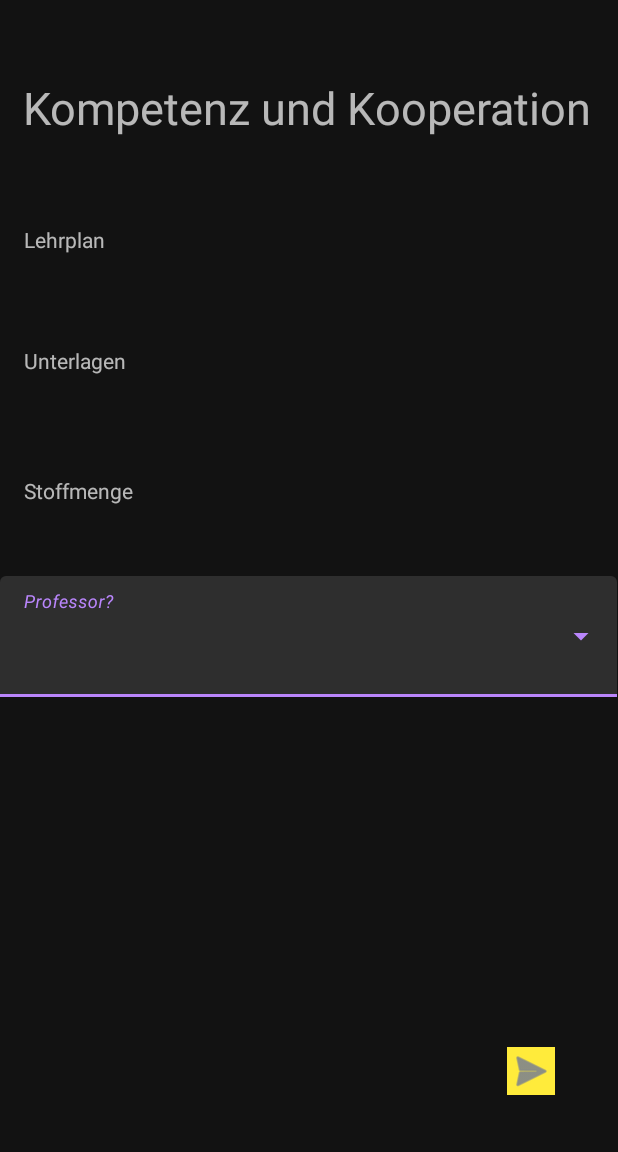
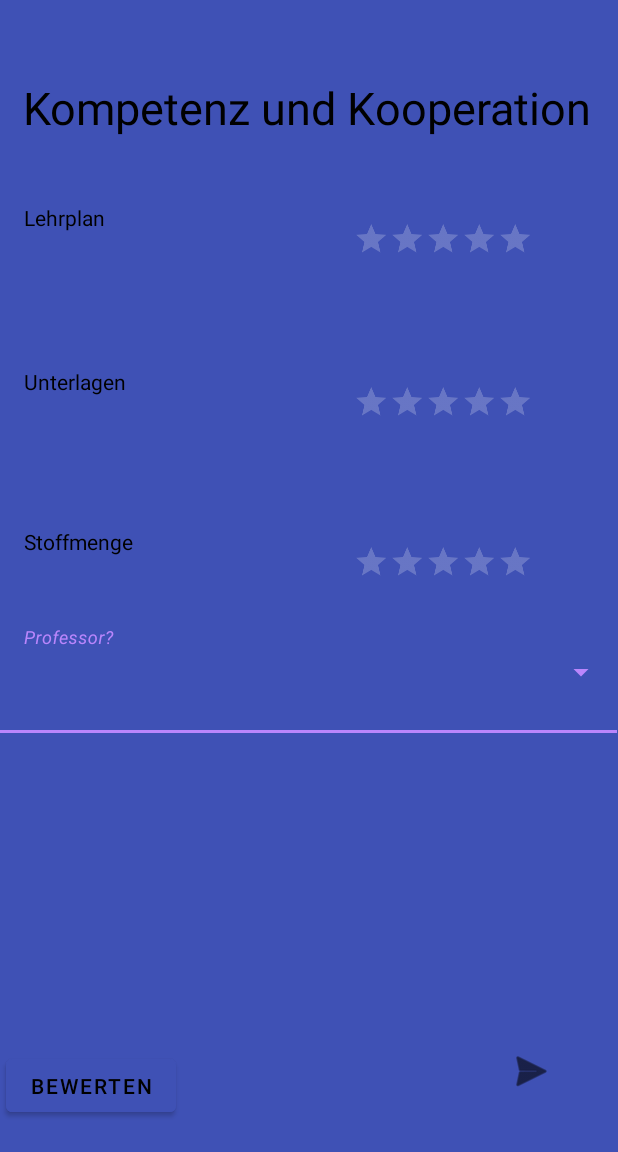
Before and after one commit to nightbit/UniRate, an Android app: the koko screen opened directly, with no data from a screen before it, on a phone screen of 412 x 824 dp, the part 84-1236 px from its top. Run offline under Robolectric (Android 15) with nearby library versions, the phone set to English and light mode, and no system bars.

Commit message:
DesignMotherFuckerMusa5

```diff
--- a/app/src/main/java/com/example/unirate30/BBEFÄCHER/SEMESTER1/koko.java
+++ b/app/src/main/java/com/example/unirate30/BBEFÄCHER/SEMESTER1/koko.java
@@ -2,9 +2,7 @@ package com.example.unirate30.BBEFÄCHER.SEMESTER1;
 
 import android.content.Intent;
 import android.view.View;
-import android.widget.ArrayAdapter;
-import android.widget.AutoCompleteTextView;
-import android.widget.ImageButton;
+import android.widget.*;
 import androidx.appcompat.app.AppCompatActivity;
 import android.os.Bundle;
 import com.example.unirate30.R;
@@ -13,6 +11,11 @@ import com.google.android.material.textfield.TextInputLayout;
 import java.util.ArrayList;
 
 public class koko extends AppCompatActivity {
+
+    Button kokobutton20;
+    RatingBar kokobar1;
+    RatingBar kokobar2;
+    RatingBar kokobar3;
 
     TextInputLayout til_Prof9;
     AutoCompleteTextView act_Prof9;
@@ -28,6 +31,13 @@ public class koko extends AppCompatActivity {
         super.onCreate(savedInstanceState);
         setContentView(R.layout.activity_koko);
 
+        kokobar1 = findViewById(R.id.kokoratingBar2);
+        kokobar1.setVisibility(View.INVISIBLE);
+        kokobar2 = findViewById(R.id.kokoratingBar4);
+        kokobar2.setVisibility(View.INVISIBLE);
+        kokobar3 = findViewById(R.id.kokoratingBar6);
+        kokobar3.setVisibility(View.INVISIBLE);
+
         til_Prof9 = (TextInputLayout) findViewById(R.id.til_Prof9);
         act_Prof9 = (AutoCompleteTextView) findViewById(R.id.act_Prof9);
 
@@ -41,6 +51,19 @@ public class koko extends AppCompatActivity {
         act_Prof9.setAdapter(ArrayAdapter_Prof9);
 
         act_Prof9.setThreshold(1);
+
+        kokobutton20 = findViewById(R.id.kokobutton6);
+        kokobutton20.setOnClickListener(new View.OnClickListener() {
+            @Override
+            public void onClick(View v) {
+                if (true){
+                    kokobar1.setVisibility(View.VISIBLE);
+                    kokobar2.setVisibility(View.VISIBLE);
+                    kokobar3.setVisibility(View.VISIBLE);
+
+                }
+            }
+        });
 
         nextButton12 = findViewById(R.id.nextButton12);
         nextButton12.setOnClickListener(new View.OnClickListener() {
--- a/app/src/main/res/layout/activity_koko.xml
+++ b/app/src/main/res/layout/activity_koko.xml
@@ -5,7 +5,7 @@
         xmlns:app="http://schemas.android.com/apk/res-auto"
         android:layout_width="match_parent"
         android:layout_height="match_parent"
-        tools:context=".BBEFÄCHER.SEMESTER1.koko">
+        tools:context=".BBEFÄCHER.SEMESTER1.koko" android:background="#3F51B5">
 
     <TextView
             android:text="Kompetenz und Kooperation"
@@ -19,7 +19,37 @@
             app:layout_constraintHorizontal_bias="0.464"
             app:layout_constraintVertical_bias="0.071"
             android:contentDescription="@string/allgchem"
-            android:textSize="30sp"/>
+            android:textSize="30sp" android:textColor="#000000"/>
+
+    <RatingBar
+            android:layout_width="235dp"
+            android:layout_height="45dp"
+            android:id="@+id/kokoratingBar1"
+            app:layout_constraintTop_toTopOf="parent"
+            app:layout_constraintBottom_toBottomOf="parent"
+            app:layout_constraintEnd_toEndOf="parent"
+            app:layout_constraintStart_toStartOf="parent"
+            app:layout_constraintHorizontal_bias="1.0"
+            app:layout_constraintVertical_bias="0.188"
+            android:scaleX=".5"
+            android:scaleY=".5"
+
+    />
+    <RatingBar
+            android:layout_width="235dp"
+            android:layout_height="45dp"
+            android:id="@+id/kokoratingBar2"
+            app:layout_constraintTop_toTopOf="parent"
+            app:layout_constraintBottom_toBottomOf="parent"
+            app:layout_constraintEnd_toEndOf="parent"
+            app:layout_constraintStart_toStartOf="parent"
+            app:layout_constraintHorizontal_bias="1.0"
+            app:layout_constraintVertical_bias="0.253"
+            android:scaleX=".5"
+            android:scaleY=".5"
+
+    />
+
     <TextView
             android:text="Lehrplan"
             android:layout_width="wrap_content"
@@ -30,9 +60,8 @@
             app:layout_constraintBottom_toBottomOf="parent"
             app:layout_constraintTop_toTopOf="parent"
             app:layout_constraintHorizontal_bias="0.044"
-            app:layout_constraintVertical_bias="0.2"
-            android:contentDescription="@string/Lehrplan"/>
-
+            app:layout_constraintVertical_bias="0.181"
+            android:contentDescription="@string/Lehrplan" android:textColor="#000000"/>
     <TextView
             android:text="Unterlagen"
             android:layout_width="wrap_content"
@@ -43,8 +72,37 @@
             app:layout_constraintEnd_toEndOf="parent"
             app:layout_constraintStart_toStartOf="parent"
             app:layout_constraintHorizontal_bias="0.046"
-            app:layout_constraintVertical_bias="0.308"
-            android:contentDescription="@string/Unterlagen"/>
+            app:layout_constraintVertical_bias="0.327"
+            android:contentDescription="@string/Unterlagen" android:textColor="#000000"/>
+    <RatingBar
+            android:layout_width="235dp"
+            android:layout_height="45dp"
+            android:id="@+id/kokoratingBar4"
+            app:layout_constraintTop_toTopOf="parent"
+            app:layout_constraintBottom_toBottomOf="parent"
+            app:layout_constraintEnd_toEndOf="parent"
+            app:layout_constraintStart_toStartOf="parent"
+            app:layout_constraintHorizontal_bias="1.0"
+            app:layout_constraintVertical_bias="0.405"
+            android:scaleX=".5"
+            android:scaleY=".5"
+
+    />
+
+    <RatingBar
+            android:layout_width="235dp"
+            android:layout_height="45dp"
+            android:id="@+id/kokobrabratingBar3"
+            app:layout_constraintTop_toTopOf="parent"
+            app:layout_constraintBottom_toBottomOf="parent"
+            app:layout_constraintEnd_toEndOf="parent"
+            app:layout_constraintStart_toStartOf="parent"
+            app:layout_constraintHorizontal_bias="1.0"
+            app:layout_constraintVertical_bias="0.339"
+            android:scaleX=".5"
+            android:scaleY=".5"
+
+    />
     <TextView
             android:text="Stoffmenge"
             android:layout_width="wrap_content"
@@ -55,9 +113,36 @@
             app:layout_constraintStart_toStartOf="parent"
             app:layout_constraintEnd_toEndOf="parent"
             app:layout_constraintHorizontal_bias="0.047"
-            app:layout_constraintVertical_bias="0.424"
-            android:contentDescription="@string/Stoffmenge"/>
+            app:layout_constraintVertical_bias="0.469"
+            android:contentDescription="@string/Stoffmenge" android:textColor="#000000"/>
+    <RatingBar
+            android:layout_width="235dp"
+            android:layout_height="45dp"
+            android:id="@+id/kokoratingBar6"
+            app:layout_constraintTop_toTopOf="parent"
+            app:layout_constraintBottom_toBottomOf="parent"
+            app:layout_constraintEnd_toEndOf="parent"
+            app:layout_constraintStart_toStartOf="parent"
+            app:layout_constraintHorizontal_bias="1.0"
+            app:layout_constraintVertical_bias="0.552"
+            android:scaleX=".5"
+            android:scaleY=".5"
 
+    />
+    <RatingBar
+            android:layout_width="235dp"
+            android:layout_height="45dp"
+            android:id="@+id/kokoratingBar5"
+            app:layout_constraintTop_toTopOf="parent"
+            app:layout_constraintBottom_toBottomOf="parent"
+            app:layout_constraintEnd_toEndOf="parent"
+            app:layout_constraintStart_toStartOf="parent"
+            app:layout_constraintHorizontal_bias="1.0"
+            app:layout_constraintVertical_bias="0.486"
+            android:scaleX=".5"
+            android:scaleY=".5"
+
+    />
     <com.google.android.material.textfield.TextInputLayout
             android:id="@+id/til_Prof9"
             android:layout_width="411dp"
@@ -65,7 +150,7 @@
             app:layout_constraintEnd_toEndOf="parent"
             app:layout_constraintStart_toStartOf="parent"
             app:layout_constraintTop_toTopOf="parent"
-            android:layout_marginTop="384dp"
+            android:layout_marginTop="408dp"
             style="@style/Widget.MaterialComponents.TextInputLayout.FilledBox.Dense.ExposedDropdownMenu"
             app:layout_constraintHorizontal_bias="0.0"><![CDATA[>
 
@@ -74,20 +159,19 @@
                 android:id="@+id/act_Prof9"
                 android:layout_width="match_parent"
                 android:layout_height="wrap_content"
-                android:background="@null"
+                android:background="#3F51B5"
                 android:hint="Professor?"
                 android:textSize="30sp"
                 android:textStyle="italic"
                 android:padding="20dp"/>
     </com.google.android.material.textfield.TextInputLayout>
-
     <ImageButton
             android:layout_width="wrap_content"
             android:layout_height="wrap_content"
             app:srcCompat="@android:drawable/ic_menu_send"
             android:id="@+id/nextButton12"
-            android:tint="#3F51B5"
-            android:background="#FFEB3B"
+            android:tint="#000000"
+            android:background="#3F51B5"
             app:layout_constraintTop_toTopOf="parent"
             app:layout_constraintBottom_toBottomOf="parent"
             app:layout_constraintEnd_toEndOf="parent"
@@ -96,5 +180,16 @@
             app:layout_constraintVertical_bias="0.948"
             android:contentDescription="@string/Profbut1"/>
 
+    <Button
+            android:text="Bewerten"
+            android:layout_width="113dp"
+            android:layout_height="47dp"
+            android:id="@+id/kokobutton6"
+            app:layout_constraintTop_toTopOf="parent"
+            app:layout_constraintEnd_toEndOf="parent"
+            app:layout_constraintBottom_toBottomOf="parent" app:layout_constraintStart_toStartOf="parent"
+            app:layout_constraintHorizontal_bias="0.013" app:layout_constraintVertical_bias="0.971"
+            android:backgroundTint="#3F51B5"/>
+
 
 </androidx.constraintlayout.widget.ConstraintLayout>
```
